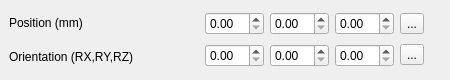
Qt form freecad/pyoptools/GUI/positionWidget.ui (cihologramas/freecad-pyoptools) before a commit.
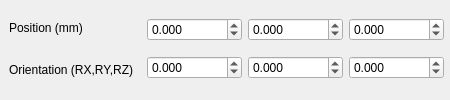
The same form after that commit.

```diff
--- a/freecad/pyoptools/GUI/positionWidget.ui
+++ b/freecad/pyoptools/GUI/positionWidget.ui
@@ -7,7 +7,7 @@
     <x>0</x>
     <y>0</y>
     <width>450</width>
-    <height>80</height>
+    <height>100</height>
    </rect>
   </property>
   <property name="windowTitle">
@@ -18,8 +18,8 @@
     <rect>
      <x>9</x>
      <y>9</y>
-     <width>415</width>
-     <height>62</height>
+     <width>465</width>
+     <height>79</height>
     </rect>
    </property>
    <layout class="QHBoxLayout" name="mainLayout">
@@ -46,26 +46,86 @@
       <item>
        <layout class="QHBoxLayout" name="horizontalLayout_5">
         <item>
-         <widget class="QDoubleSpinBox" name="X"/>
+         <widget class="QDoubleSpinBox" name="X">
+          <property name="decimals">
+           <number>3</number>
+          </property>
+          <property name="minimum">
+           <double>-1000000.000000000000000</double>
+          </property>
+          <property name="maximum">
+           <double>1000000.000000000000000</double>
+          </property>
+         </widget>
         </item>
         <item>
-         <widget class="QDoubleSpinBox" name="Y"/>
+         <widget class="QDoubleSpinBox" name="Y">
+          <property name="decimals">
+           <number>3</number>
+          </property>
+          <property name="minimum">
+           <double>-1000000.000000000000000</double>
+          </property>
+          <property name="maximum">
+           <double>1000000.000000000000000</double>
+          </property>
+         </widget>
         </item>
         <item>
-         <widget class="QDoubleSpinBox" name="Z"/>
+         <widget class="QDoubleSpinBox" name="Z">
+          <property name="decimals">
+           <number>3</number>
+          </property>
+          <property name="minimum">
+           <double>-1000000.000000000000000</double>
+          </property>
+          <property name="maximum">
+           <double>1000000.000000000000000</double>
+          </property>
+         </widget>
         </item>
        </layout>
       </item>
       <item>
        <layout class="QHBoxLayout" name="horizontalLayout_3">
         <item>
-         <widget class="QDoubleSpinBox" name="RX"/>
+         <widget class="QDoubleSpinBox" name="RX">
+          <property name="decimals">
+           <number>3</number>
+          </property>
+          <property name="minimum">
+           <double>-1000.000000000000000</double>
+          </property>
+          <property name="maximum">
+           <double>1000.000000000000000</double>
+          </property>
+         </widget>
         </item>
         <item>
-         <widget class="QDoubleSpinBox" name="RY"/>
+         <widget class="QDoubleSpinBox" name="RY">
+          <property name="decimals">
+           <number>3</number>
+          </property>
+          <property name="minimum">
+           <double>-1000.000000000000000</double>
+          </property>
+          <property name="maximum">
+           <double>1000.000000000000000</double>
+          </property>
+         </widget>
         </item>
         <item>
-         <widget class="QDoubleSpinBox" name="RZ"/>
+         <widget class="QDoubleSpinBox" name="RZ">
+          <property name="decimals">
+           <number>3</number>
+          </property>
+          <property name="minimum">
+           <double>-1000.000000000000000</double>
+          </property>
+          <property name="maximum">
+           <double>1000.000000000000000</double>
+          </property>
+         </widget>
         </item>
        </layout>
       </item>
@@ -78,6 +138,12 @@
         <property name="text">
          <string>...</string>
         </property>
+        <property name="checkable">
+         <bool>true</bool>
+        </property>
+        <property name="autoRaise">
+         <bool>false</bool>
+        </property>
        </widget>
       </item>
       <item>
@@ -85,6 +151,9 @@
         <property name="text">
          <string>...</string>
         </property>
+        <property name="checkable">
+         <bool>true</bool>
+        </property>
        </widget>
       </item>
      </layout>
```
